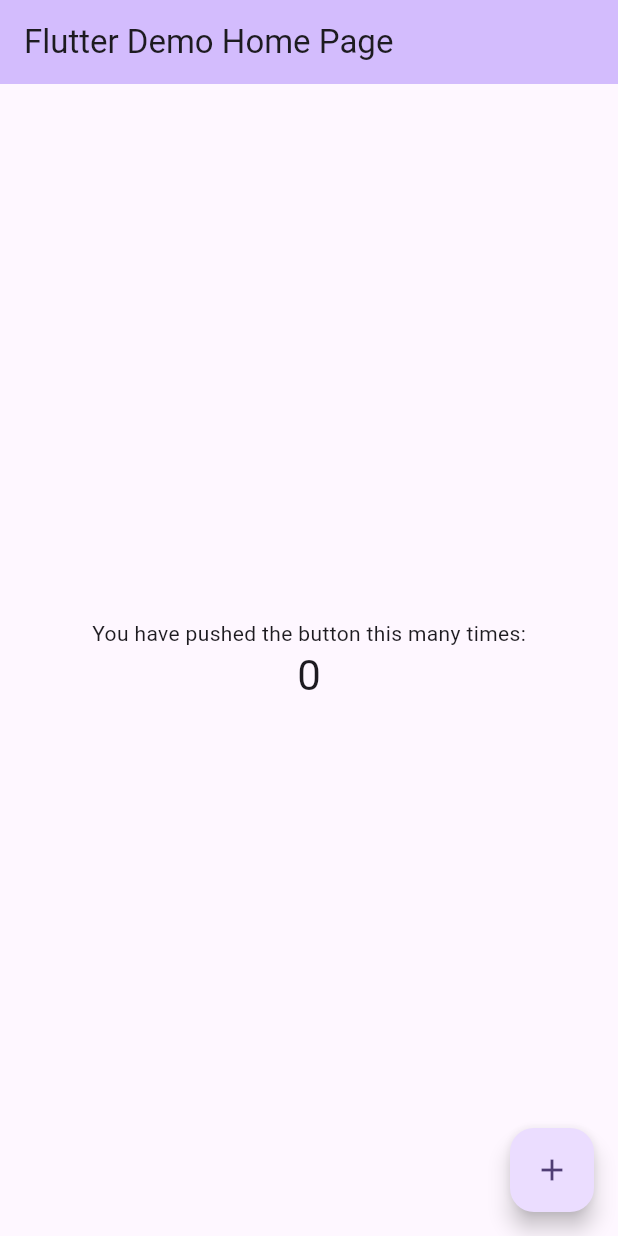
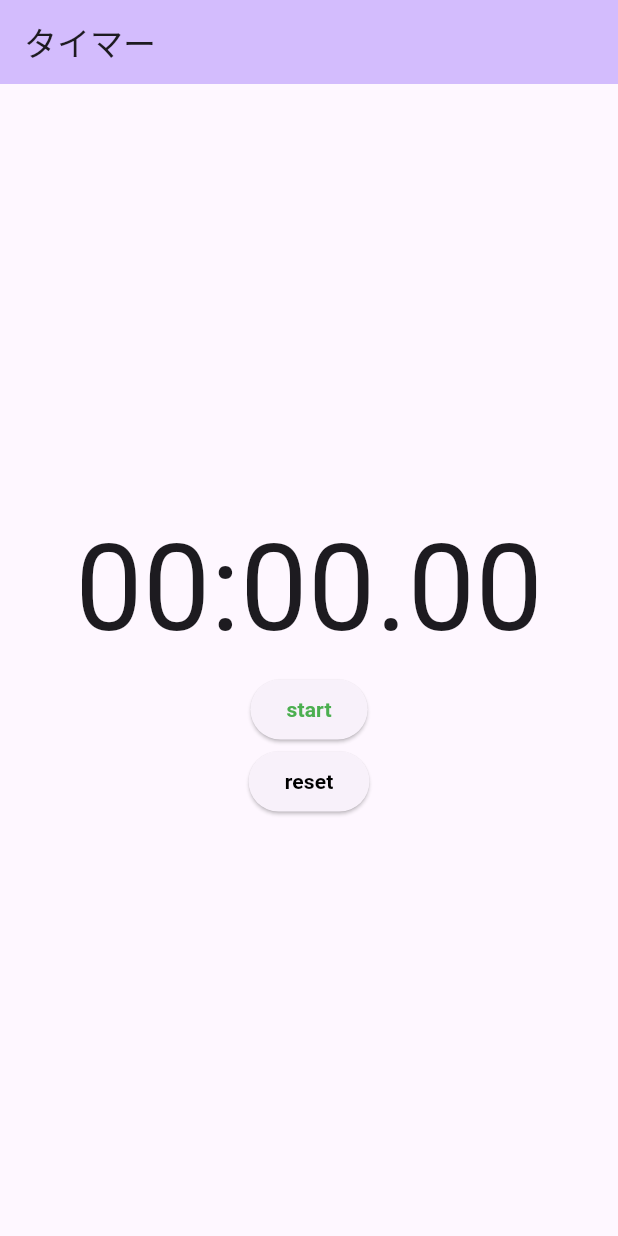
Before and after one commit to yambaru-hackathon/Takaesu_shoya_homework, a Flutter app: the screen it shows after launch, on a phone screen of 412 x 824 dp. Run offline on Flutter 3.47's test engine with Material 3 defaults, Android fonts, the phone set to English and light mode, and no system bars.

```diff
--- a/lib/main.dart
+++ b/lib/main.dart
@@ -1,3 +1,5 @@
+import 'dart:async';
+
 import 'package:flutter/material.dart';
 
 void main() {
@@ -31,7 +33,7 @@ class MyApp extends StatelessWidget {
         colorScheme: ColorScheme.fromSeed(seedColor: Colors.deepPurple),
         useMaterial3: true,
       ),
-      home: const MyHomePage(title: 'Flutter Demo Home Page'),
+      home: const MyHomePage(title: 'タイマー'),
     );
   }
 }
@@ -55,21 +57,58 @@ class MyHomePage extends StatefulWidget {
 }
 
 class _MyHomePageState extends State<MyHomePage> {
-  int _counter = 0;
+  int ms = 0;
+  int second = 0;
+  int minute = 0;
+  Timer? _timer;
+  bool isrunning = false;
 
-  void _incrementCounter() {
-    setState(() {
-      // This call to setState tells the Flutter framework that something has
-      // changed in this State, which causes it to rerun the build method below
-      // so that the display can reflect the updated values. If we changed
-      // _counter without calling setState(), then the build method would not be
-      // called again, and so nothing would appear to happen.
-      _counter++;
+  @override
+  void initState() {
+    super.initState();
+  }
+
+  void _toggletimer(){
+    if(isrunning){
+      _timer?.cancel();
+    }
+    else{
+      _timer = Timer.periodic(
+        const Duration(milliseconds: 1),
+        (timer){
+          setState((){
+            if(ms >= 999){
+              ms = 0;
+              if(second >= 59){
+                second = 0;
+                minute++;
+              }
+              else{
+                second++;
+              }
+            }
+            else{
+              ms++;
+            }
+          });
+        }
+      );
+    }
+    isrunning = !isrunning;
+  }
+  void _resettimer(){
+    setState((){
+      minute = 0;
+      second = 0;
+      ms = 0;
     });
   }
 
   @override
   Widget build(BuildContext context) {
+    String printminute = minute.toString().padLeft(2, '0');
+    String printsecond = second.toString().padLeft(2, '0');
+    String printms = (ms ~/ 10).toString().padLeft(2, '0');
     // This method is rerun every time setState is called, for instance as done
     // by the _incrementCounter method above.
     //
@@ -87,39 +126,36 @@ class _MyHomePageState extends State<MyHomePage> {
         title: Text(widget.title),
       ),
       body: Center(
-        // Center is a layout widget. It takes a single child and positions it
-        // in the middle of the parent.
         child: Column(
-          // Column is also a layout widget. It takes a list of children and
-          // arranges them vertically. By default, it sizes itself to fit its
-          // children horizontally, and tries to be as tall as its parent.
-          //
-          // Column has various properties to control how it sizes itself and
-          // how it positions its children. Here we use mainAxisAlignment to
-          // center the children vertically; the main axis here is the vertical
-          // axis because Columns are vertical (the cross axis would be
-          // horizontal).
-          //
-          // TRY THIS: Invoke "debug painting" (choose the "Toggle Debug Paint"
-          // action in the IDE, or press "p" in the console), to see the
-          // wireframe for each widget.
           mainAxisAlignment: MainAxisAlignment.center,
-          children: <Widget>[
-            const Text(
-              'You have pushed the button this many times:',
+          children: [
+            Text(
+              '$printminute:$printsecond.$printms',
+              style: const TextStyle(fontSize: 80),
             ),
-            Text(
-              '$_counter',
-              style: Theme.of(context).textTheme.headlineMedium,
+            ElevatedButton(
+              onPressed: _toggletimer,
+              child: Text(
+                !isrunning ? 'start' : 'stop',
+                style: TextStyle(
+                  color: isrunning ? Colors.red : Colors.green,
+                  fontWeight: FontWeight.bold,
+                ),
+              ),
             ),
+            ElevatedButton(
+              onPressed: _resettimer,
+              child: const Text(
+                'reset',
+                style: TextStyle(
+                  color: Colors.black,
+                  fontWeight: FontWeight.bold,
+                )
+              ),
+            )
           ],
-        ),
-      ),
-      floatingActionButton: FloatingActionButton(
-        onPressed: _incrementCounter,
-        tooltip: 'Increment',
-        child: const Icon(Icons.add),
-      ), // This trailing comma makes auto-formatting nicer for build methods.
+        )
+      )// This trailing comma makes auto-formatting nicer for build methods.
     );
   }
 }
```
